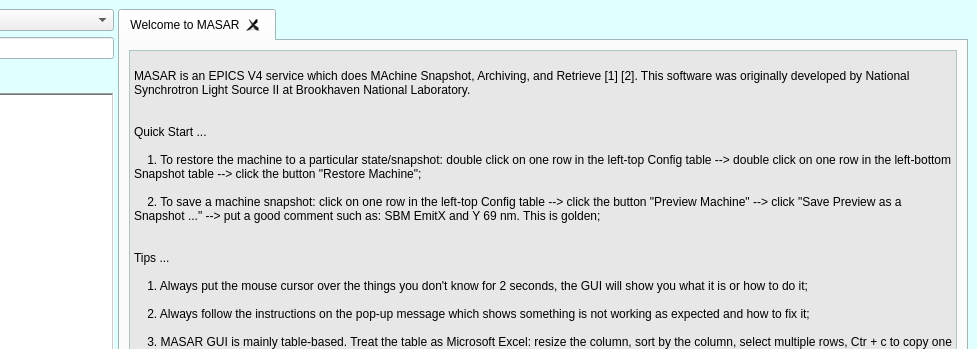
NSLS-II/masarUI, file python/masarclient/ui/ui_masar.ui: the form before one commit; both pictures show x 319 to 1296 and y 0 to 349 of the 1296 by 919 pixel window.
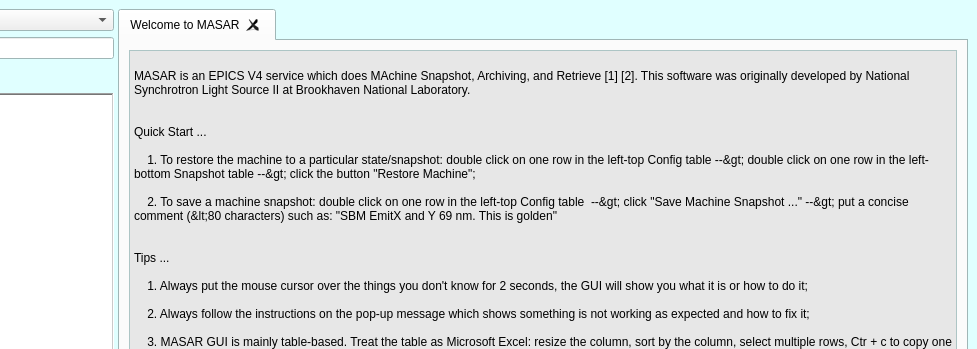
The form after the commit. Icons and pictures are not drawn.

Commit message: updated MASAR instruction

Patch:
```diff
--- a/python/masarclient/ui/ui_masar.ui
+++ b/python/masarclient/ui/ui_masar.ui
@@ -498,7 +498,7 @@
 
     1. To restore the machine to a particular state/snapshot: double click on one row in the left-top Config table --&gt; double click on one row in the left-bottom Snapshot table --&gt; click the button &quot;Restore Machine&quot;;
     
-    2. To save a machine snapshot: click on one row in the left-top Config table --&gt; click the button &quot;Preview Machine&quot; --&gt; click &quot;Save Preview as a Snapshot ...&quot; --&gt; put a good comment such as: SBM EmitX and Y 69 nm. This is golden; 
+    2. To save a machine snapshot: double click on one row in the left-top Config table  --&gt; click &quot;Save Machine Snapshot ...&quot; --&gt; put a concise comment (&lt;80 characters) such as: &quot;SBM EmitX and Y 69 nm. This is golden&quot;
 
 
 Tips ...
```
The commit also changes 1 other file.
